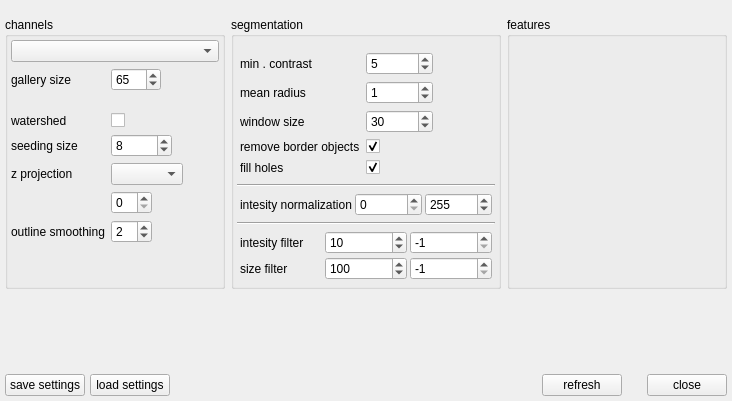
Before: the Qt Designer form cat/gui/segmentationdlg.ui in manerotoni/afw, drawn with Qt 5.
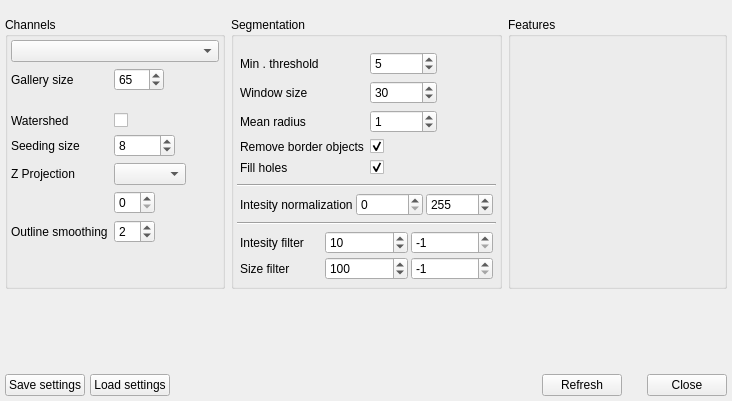
After: the same form once the commit is applied. Icons and pictures are not drawn. Custom widgets are drawn as their Qt base class.

```diff
--- a/cat/gui/segmentationdlg.ui
+++ b/cat/gui/segmentationdlg.ui
@@ -42,14 +42,14 @@
      <item>
       <widget class="QPushButton" name="saveBtn">
        <property name="text">
-        <string>save settings</string>
+        <string>Save settings</string>
        </property>
       </widget>
      </item>
      <item>
       <widget class="QPushButton" name="loadBtn">
        <property name="text">
-        <string>load settings</string>
+        <string>Load settings</string>
        </property>
       </widget>
      </item>
@@ -69,7 +69,7 @@
      <item>
       <widget class="QPushButton" name="refreshBtn">
        <property name="text">
-        <string>refresh</string>
+        <string>Refresh</string>
        </property>
        <property name="shortcut">
         <string>F5</string>
@@ -95,7 +95,7 @@
      <item>
       <widget class="QPushButton" name="closeBtn">
        <property name="text">
-        <string>close</string>
+        <string>Close</string>
        </property>
       </widget>
      </item>
@@ -115,7 +115,7 @@
         </font>
        </property>
        <property name="title">
-        <string>segmentation</string>
+        <string>Segmentation</string>
        </property>
        <property name="checkable">
         <bool>false</bool>
@@ -150,14 +150,14 @@
           <property name="margin">
            <number>3</number>
           </property>
-          <item row="1" column="0">
+          <item row="0" column="0">
            <widget class="QLabel" name="contrastLabel">
             <property name="text">
-             <string>min . contrast</string>
+             <string>Min . threshold</string>
             </property>
            </widget>
           </item>
-          <item row="1" column="1">
+          <item row="0" column="1">
            <widget class="QSpinBox" name="minContrast">
             <property name="sizePolicy">
              <sizepolicy hsizetype="Maximum" vsizetype="Fixed">
@@ -173,10 +173,33 @@
             </property>
            </widget>
           </item>
+          <item row="1" column="0">
+           <widget class="QLabel" name="windowSizeLabel">
+            <property name="text">
+             <string>Window size</string>
+            </property>
+           </widget>
+          </item>
+          <item row="1" column="1">
+           <widget class="QSpinBox" name="windowSize">
+            <property name="sizePolicy">
+             <sizepolicy hsizetype="Maximum" vsizetype="Fixed">
+              <horstretch>0</horstretch>
+              <verstretch>0</verstretch>
+             </sizepolicy>
+            </property>
+            <property name="maximum">
+             <number>1000000</number>
+            </property>
+            <property name="value">
+             <number>30</number>
+            </property>
+           </widget>
+          </item>
           <item row="2" column="0">
            <widget class="QLabel" name="radiusLabel">
             <property name="text">
-             <string>mean radius</string>
+             <string>Mean radius</string>
             </property>
            </widget>
           </item>
@@ -197,36 +220,13 @@
            </widget>
           </item>
           <item row="3" column="0">
-           <widget class="QLabel" name="windowSizeLabel">
-            <property name="text">
-             <string>window size</string>
-            </property>
-           </widget>
-          </item>
-          <item row="3" column="1">
-           <widget class="QSpinBox" name="windowSize">
-            <property name="sizePolicy">
-             <sizepolicy hsizetype="Maximum" vsizetype="Fixed">
-              <horstretch>0</horstretch>
-              <verstretch>0</verstretch>
-             </sizepolicy>
-            </property>
-            <property name="maximum">
-             <number>1000000</number>
-            </property>
-            <property name="value">
-             <number>30</number>
-            </property>
-           </widget>
-          </item>
-          <item row="4" column="0">
            <widget class="QLabel" name="robLabel">
             <property name="text">
-             <string>remove border objects</string>
+             <string>Remove border objects</string>
             </property>
            </widget>
           </item>
-          <item row="4" column="1">
+          <item row="3" column="1">
            <widget class="QCheckBox" name="removeBorderObjects">
             <property name="text">
              <string/>
@@ -236,14 +236,14 @@
             </property>
            </widget>
           </item>
-          <item row="5" column="0">
+          <item row="4" column="0">
            <widget class="QLabel" name="fillHolesLabel">
             <property name="text">
-             <string>fill holes</string>
+             <string>Fill holes</string>
             </property>
            </widget>
           </item>
-          <item row="5" column="1">
+          <item row="4" column="1">
            <widget class="QCheckBox" name="fillHoles">
             <property name="text">
              <string/>
@@ -277,7 +277,7 @@
           <item row="0" column="0">
            <widget class="QLabel" name="normLabel">
             <property name="text">
-             <string>intesity normalization</string>
+             <string>Intesity normalization</string>
             </property>
            </widget>
           </item>
@@ -359,7 +359,7 @@
              <string>&lt;html&gt;&lt;head/&gt;&lt;body&gt;&lt;p&gt;-1 turns off the setting&lt;/p&gt;&lt;/body&gt;&lt;/html&gt;</string>
             </property>
             <property name="text">
-             <string>intesity filter</string>
+             <string>Intesity filter</string>
             </property>
            </widget>
           </item>
@@ -385,7 +385,7 @@
              <string>&lt;html&gt;&lt;head/&gt;&lt;body&gt;&lt;p&gt;-1 turns off the setting&lt;/p&gt;&lt;/body&gt;&lt;/html&gt;</string>
             </property>
             <property name="text">
-             <string>size filter</string>
+             <string>Size filter</string>
             </property>
            </widget>
           </item>
@@ -403,14 +403,14 @@
         </font>
        </property>
        <property name="title">
-        <string>features</string>
+        <string>Features</string>
        </property>
       </widget>
      </item>
      <item row="0" column="0">
       <widget class="QGroupBox" name="channelbox">
        <property name="title">
-        <string>channels</string>
+        <string>Channels</string>
        </property>
        <layout class="QVBoxLayout" name="verticalLayout_2">
         <property name="margin">
@@ -434,7 +434,7 @@
              <string>&lt;html&gt;&lt;head/&gt;&lt;body&gt;&lt;p&gt;fixed size of a gallery image&lt;/p&gt;&lt;/body&gt;&lt;/html&gt;</string>
             </property>
             <property name="text">
-             <string>gallery size</string>
+             <string>Gallery size</string>
             </property>
            </widget>
           </item>
@@ -476,7 +476,7 @@
              <string>&lt;html&gt;&lt;head/&gt;&lt;body&gt;&lt;p&gt;Enable watershed segmentation to split touching cells&lt;/p&gt;&lt;/body&gt;&lt;/html&gt;</string>
             </property>
             <property name="text">
-             <string>watershed</string>
+             <string>Watershed</string>
             </property>
            </widget>
           </item>
@@ -499,7 +499,7 @@
              <string>&lt;html&gt;&lt;head/&gt;&lt;body&gt;&lt;p&gt;Size Parameter&lt;/p&gt;&lt;p&gt;The seeding algorithm smoothes the distances map and searches for local maxiam. This is the window size of the smoothing filter. i.e. only one seed per window. Larger window means less seeds and vice versa. &lt;/p&gt;&lt;/body&gt;&lt;/html&gt;</string>
             </property>
             <property name="text">
-             <string>seeding size</string>
+             <string>Seeding size</string>
             </property>
            </widget>
           </item>
@@ -522,7 +522,7 @@
              <string>&lt;html&gt;&lt;head/&gt;&lt;body&gt;&lt;p&gt;z slice selection&lt;/p&gt;&lt;p&gt;&lt;br/&gt;&lt;/p&gt;&lt;p&gt;Define a method of zslice selection/ projection. &lt;/p&gt;&lt;/body&gt;&lt;/html&gt;</string>
             </property>
             <property name="text">
-             <string>z projection</string>
+             <string>Z Projection</string>
             </property>
            </widget>
           </item>
@@ -559,7 +559,7 @@
              <string>&lt;html&gt;&lt;head/&gt;&lt;body&gt;&lt;p&gt;outline smoothing&lt;/p&gt;&lt;p&gt;&lt;br/&gt;&lt;/p&gt;&lt;p&gt;Smooth the outline of a cell using morphologial closing follow by opening. The parameter is the size of the structuring element. A value of -1 disables this operation.&lt;/p&gt;&lt;/body&gt;&lt;/html&gt;</string>
             </property>
             <property name="text">
-             <string>outline smoothing</string>
+             <string>Outline smoothing</string>
             </property>
            </widget>
           </item>
```
Left out of the diff: 3 changed lines with no effect on the pictures.
